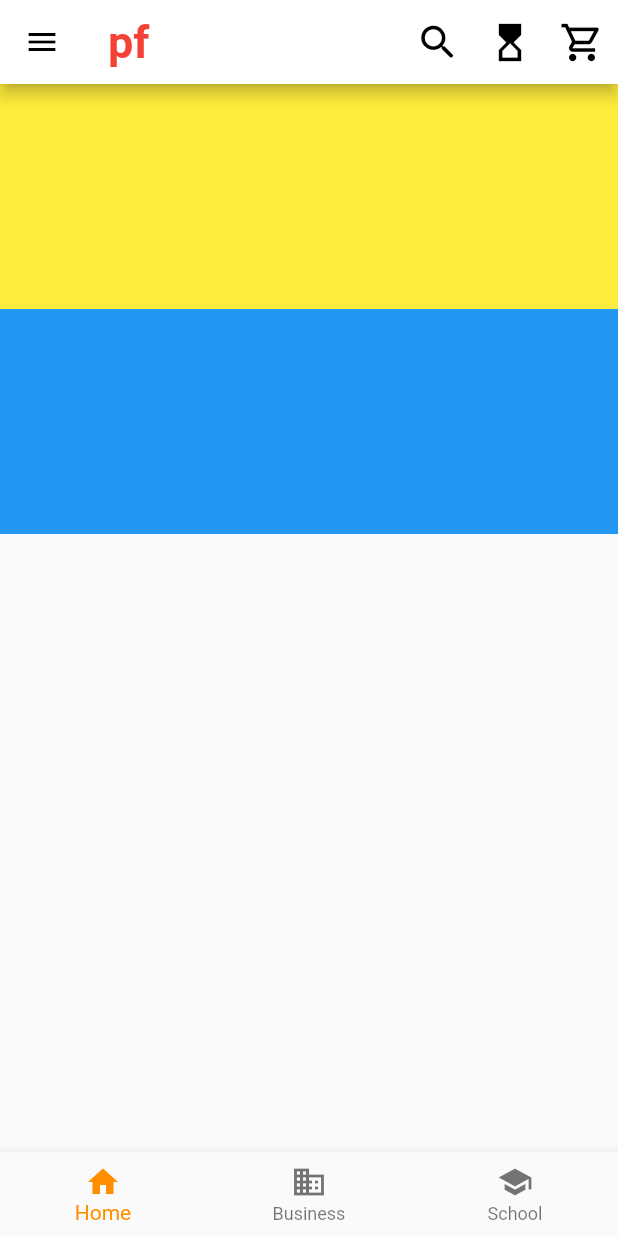
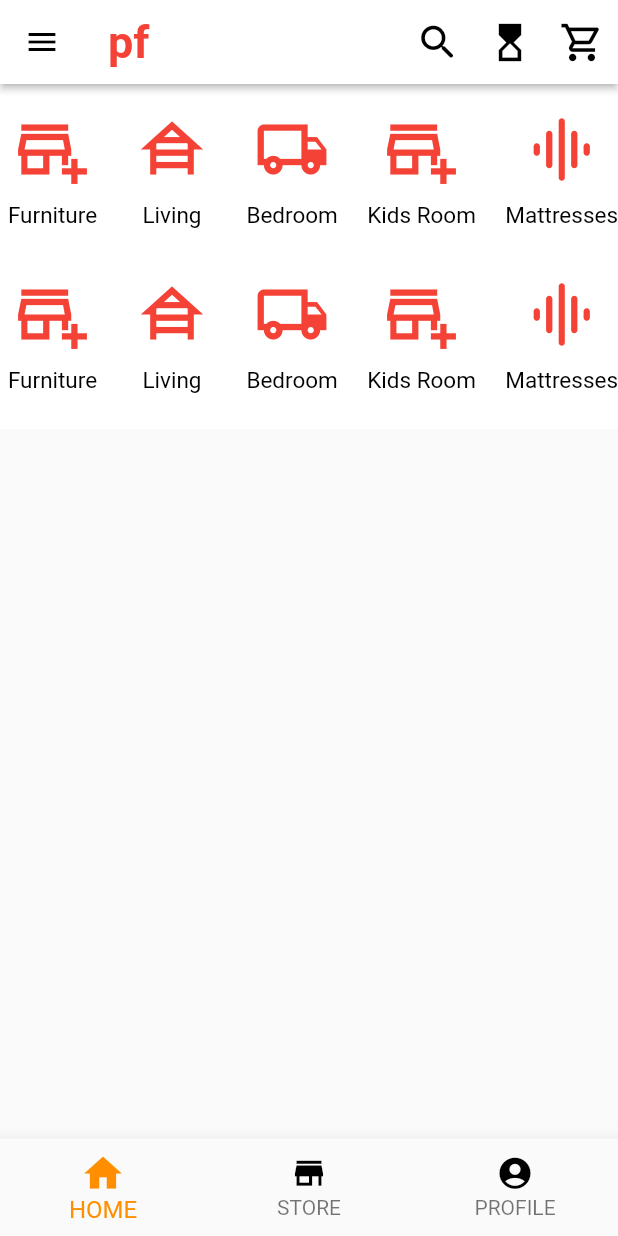
Before and after one commit to xaakib/pepperfry, a Flutter app: the MainHome screen opened directly, on a phone screen of 412 x 824 dp. Run offline on Flutter 3.47's test engine with Material 2 defaults, Android fonts, the phone set to English and light mode, and no system bars; network calls fail.

Commit message:
homeIcons Done design

```diff
--- a/lib/navigation_bar/home_screen.dart
+++ b/lib/navigation_bar/home_screen.dart
@@ -11,6 +11,7 @@ class _HomeScreenState extends State<HomeScreen> {
     return SafeArea(
       child: Scaffold(
         appBar: AppBar(
+          elevation: 2,
           backgroundColor: Colors.white,
           leading: Icon(
             Icons.menu,
@@ -39,18 +40,12 @@ class _HomeScreenState extends State<HomeScreen> {
         body: ListView(
           children: [
             Container(
-              height: 300,
-              color: Colors.red,
+              height: 230,
+              color: Colors.white,
               child: Column(
                 children: [
-                  Container(
-                    height: 150,
-                    color: Colors.yellow,
-                  ),
-                  Container(
-                    height: 150,
-                    color: Colors.blue,
-                  )
+                  HomeIconsWidgets(),
+                  HomeIconsWidgets(),
                 ],
               ),
             )
@@ -60,3 +55,148 @@ class _HomeScreenState extends State<HomeScreen> {
     );
   }
 }
+
+class HomeIconsWidgets extends StatelessWidget {
+  const HomeIconsWidgets({
+    Key key,
+  }) : super(key: key);
+
+  @override
+  Widget build(BuildContext context) {
+    return Container(
+      margin: EdgeInsets.only(left: 5),
+      height: 110,
+      color: Colors.white,
+      child: Row(
+        mainAxisAlignment: MainAxisAlignment.spaceBetween,
+        children: [
+          Column(
+            mainAxisAlignment: MainAxisAlignment.center,
+            children: [
+              Container(
+                height: 60,
+                width: 60,
+                child: Icon(
+                  Icons.add_business_outlined,
+                  size: 50,
+                  color: Colors.red,
+                ),
+                color: Colors.white,
+              ),
+              SizedBox(
+                height: 5,
+              ),
+              Text(
+                "Furniture",
+                style: TextStyle(
+                  fontSize: 15,
+                  color: Colors.black,
+                ),
+              )
+            ],
+          ),
+          Column(
+            mainAxisAlignment: MainAxisAlignment.center,
+            children: [
+              Container(
+                height: 60,
+                width: 60,
+                child: Icon(
+                  Icons.house_siding_sharp,
+                  size: 50,
+                  color: Colors.red,
+                ),
+                color: Colors.white,
+              ),
+              SizedBox(
+                height: 5,
+              ),
+              Text(
+                "Living",
+                style: TextStyle(
+                  fontSize: 15,
+                  color: Colors.black,
+                ),
+              )
+            ],
+          ),
+          Column(
+            mainAxisAlignment: MainAxisAlignment.center,
+            children: [
+              Container(
+                height: 60,
+                width: 60,
+                child: Icon(
+                  Icons.local_shipping_outlined,
+                  size: 50,
+                  color: Colors.red,
+                ),
+                color: Colors.white,
+              ),
+              SizedBox(
+                height: 5,
+              ),
+              Text(
+                "Bedroom",
+                style: TextStyle(
+                  fontSize: 15,
+                  color: Colors.black,
+                ),
+              )
+            ],
+          ),
+          Column(
+            mainAxisAlignment: MainAxisAlignment.center,
+            children: [
+              Container(
+                height: 60,
+                width: 60,
+                child: Icon(
+                  Icons.add_business_outlined,
+                  size: 50,
+                  color: Colors.red,
+                ),
+                color: Colors.white,
+              ),
+              SizedBox(
+                height: 5,
+              ),
+              Text(
+                "Kids Room",
+                style: TextStyle(
+                  fontSize: 15,
+                  color: Colors.black,
+                ),
+              )
+            ],
+          ),
+          Column(
+            mainAxisAlignment: MainAxisAlignment.center,
+            children: [
+              Container(
+                height: 60,
+                width: 60,
+                child: Icon(
+                  Icons.graphic_eq_rounded,
+                  size: 50,
+                  color: Colors.red,
+                ),
+                color: Colors.white,
+              ),
+              SizedBox(
+                height: 5,
+              ),
+              Text(
+                "Mattresses",
+                style: TextStyle(
+                  fontSize: 15,
+                  color: Colors.black,
+                ),
+              )
+            ],
+          ),
+        ],
+      ),
+    );
+  }
+}
--- a/lib/screens/home_screen.dart
+++ b/lib/screens/home_screen.dart
@@ -30,18 +30,25 @@ class _MainHomeState extends State<MainHome> {
         child: _widgetOptions.elementAt(_selectedIndex),
       ),
       bottomNavigationBar: BottomNavigationBar(
+        unselectedFontSize: 15,
+        selectedLabelStyle: TextStyle(fontSize: 16),
+        selectedIconTheme: IconThemeData(size: 30),
+        unselectedIconTheme: IconThemeData(size: 25, color: Colors.black),
+        unselectedLabelStyle: TextStyle(color: Colors.black, fontSize: 14),
+        selectedFontSize: 18,
+        elevation: 10,
         items: const <BottomNavigationBarItem>[
           BottomNavigationBarItem(
             icon: Icon(Icons.home),
-            label: 'Home',
+            label: 'HOME',
           ),
           BottomNavigationBarItem(
-            icon: Icon(Icons.business),
-            label: 'Business',
+            icon: Icon(Icons.store),
+            label: 'STORE',
           ),
           BottomNavigationBarItem(
-            icon: Icon(Icons.school),
-            label: 'School',
+            icon: Icon(Icons.account_circle_rounded),
+            label: 'PROFILE',
           ),
         ],
         currentIndex: _selectedIndex,
```
